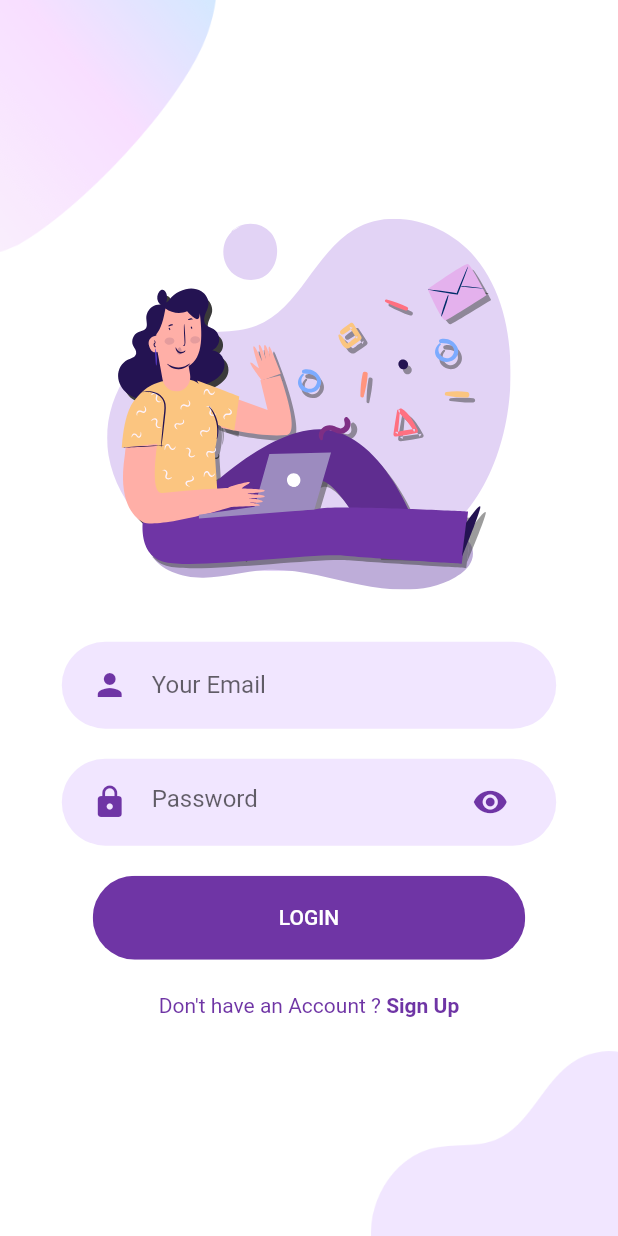
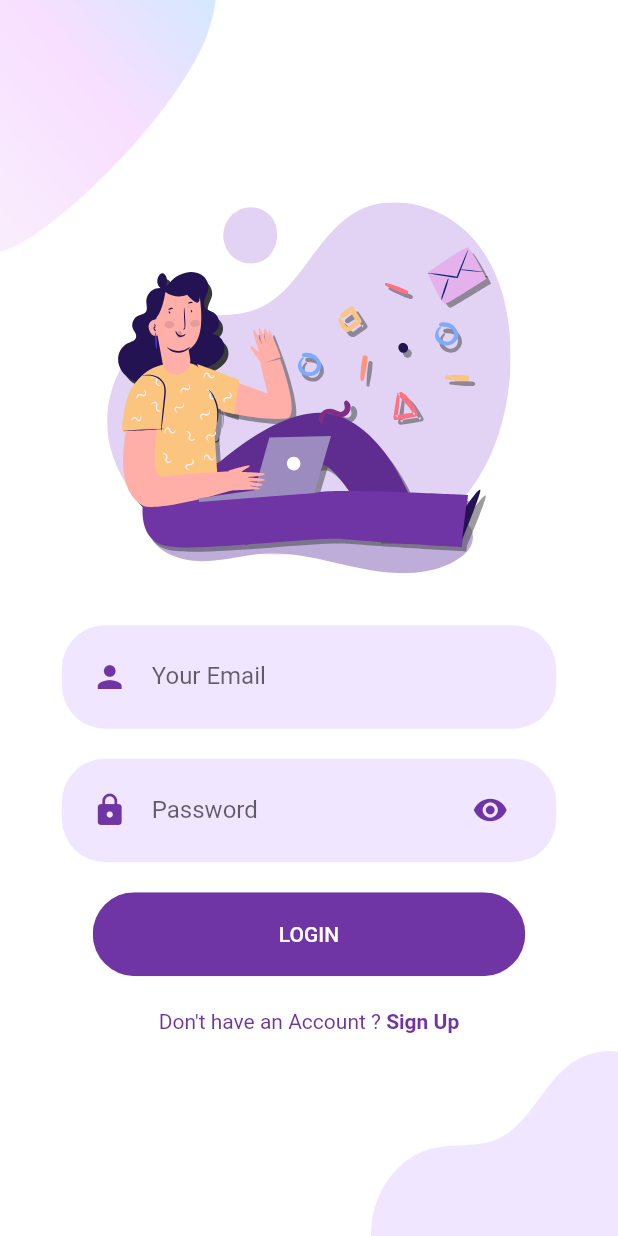
Before and after one commit to iamartyaa/quick_chat, a Flutter app: the screen it shows after launch, after a tap on "LOGIN", on a phone screen of 412 x 824 dp. Run offline on Flutter 3.47's test engine with Material 2 defaults, Android fonts, the phone set to English and light mode, and no system bars; our stand-ins replace cloud_firestore, firebase_auth, firebase_core, flutter_svg; accounts and stored records are empty.

Commit message:
login & sign up

```diff
--- a/lib/main.dart
+++ b/lib/main.dart
@@ -1,12 +1,13 @@
+import 'package:firebase_auth/firebase_auth.dart';
 import 'package:firebase_core/firebase_core.dart';
 import 'package:flutter/material.dart';
 import 'package:quick_chat/constants.dart';
+import 'package:quick_chat/screens/drop/drop_screen.dart';
 import 'package:quick_chat/screens/login/login-screen.dart';
 import 'package:quick_chat/screens/signup/signup_screen.dart';
 import 'package:quick_chat/screens/welcome/welcome_screen.dart';
 
 Future main() async {
-  // FirebaseFirestore.initializeApp();
   WidgetsFlutterBinding.ensureInitialized();
   await Firebase.initializeApp();
   runApp(const MyApp());
@@ -23,10 +24,18 @@ class MyApp extends StatelessWidget {
         primaryColor: kPrimaryColor,
         scaffoldBackgroundColor: Colors.white,
       ),
-      home: const WelcomeScreen(),
+      home: StreamBuilder(
+        stream: FirebaseAuth.instance.authStateChanges(),
+        builder: (context, userSnapShot) {
+          if (userSnapShot.hasData) {
+            return const DropScreen();
+          }
+          return const WelcomeScreen();
+        },
+      ),
       routes: {
-        LoginScreen.routeName:(context) => const LoginScreen(),
-        SignUpScreen.routeName:(context) => const SignUpScreen(),
+        LoginScreen.routeName: (context) => const LoginScreen(),
+        SignUpScreen.routeName: (context) => const SignUpScreen(),
       },
     );
   }
--- /dev/null
+++ b/lib/screens/drop/drop_screen.dart
@@ -0,0 +1,12 @@
+import 'package:flutter/material.dart';
+
+class DropScreen extends StatelessWidget {
+  const DropScreen({super.key});
+
+  @override
+  Widget build(BuildContext context) {
+    return Scaffold(
+      body: Container(),
+    );
+  }
+}
--- a/lib/screens/login/components/body.dart
+++ b/lib/screens/login/components/body.dart
@@ -18,6 +18,7 @@ class Body extends StatelessWidget {
     Size size = MediaQuery.of(context).size;
     return Background(
       child: SingleChildScrollView(
+        child: Form(
           child: Column(
             mainAxisAlignment: MainAxisAlignment.center,
             children: [
@@ -25,28 +26,30 @@ class Body extends StatelessWidget {
                 'assets/icons/login.svg',
                 height: size.height * 0.3,
               ),
-            SizedBox(height: size.height*0.03,),
-            const TextFieldContainer(
-              child: TextField(
-                decoration: InputDecoration(
+              SizedBox(
+                height: size.height * 0.03,
+              ),
+              TextFieldContainer(
+                child: TextFormField(
+                  decoration: const InputDecoration(
                     icon: Icon(
                       Icons.person,
                       color: kPrimaryColor,
                     ),
-                  hintText: 'Your Email',
+                    labelText: 'Your Email',
                     border: InputBorder.none,
                   ),
                 ),
               ),
-            const TextFieldContainer(
-              child: TextField(
+              TextFieldContainer(
+                child: TextFormField(
                   obscureText: true,
-                decoration: InputDecoration(
+                  decoration: const InputDecoration(
                     icon: Icon(
                       Icons.lock,
                       color: kPrimaryColor,
                     ),
-                  hintText: 'Password',
+                    labelText: 'Password',
                     border: InputBorder.none,
                     suffixIcon: Icon(
                       Icons.visibility,
@@ -56,16 +59,20 @@ class Body extends StatelessWidget {
                 ),
               ),
               RoundedButton(text: 'LOGIN', press: () {}),
-            SizedBox(height: size.height*0.015,),
+              SizedBox(
+                height: size.height * 0.015,
+              ),
               AlreadyAccountCheck(
                 login: true,
                 press: () {
-                Navigator.of(context).pushReplacementNamed(SignUpScreen.routeName);
+                  Navigator.of(context)
+                      .pushReplacementNamed(SignUpScreen.routeName);
                 },
               ),
             ],
           ),
         ),
+      ),
     );
   }
 }
```
Also changed, not shown: 3 other files. Lines whose indentation alone changed are shown as unchanged.
